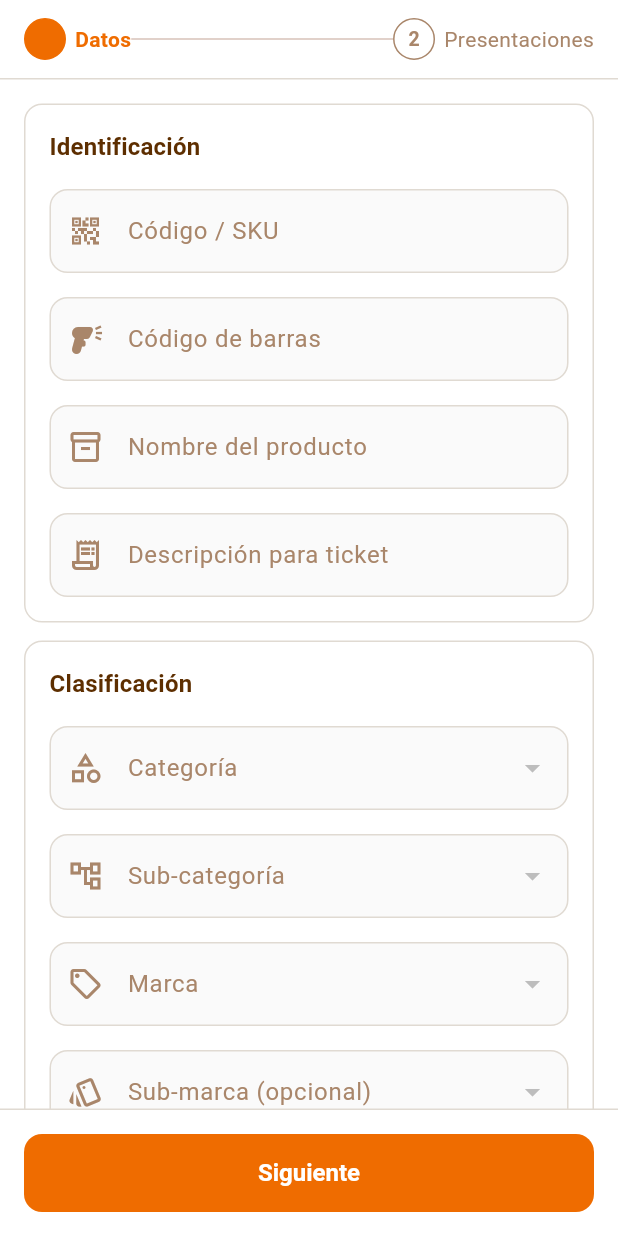
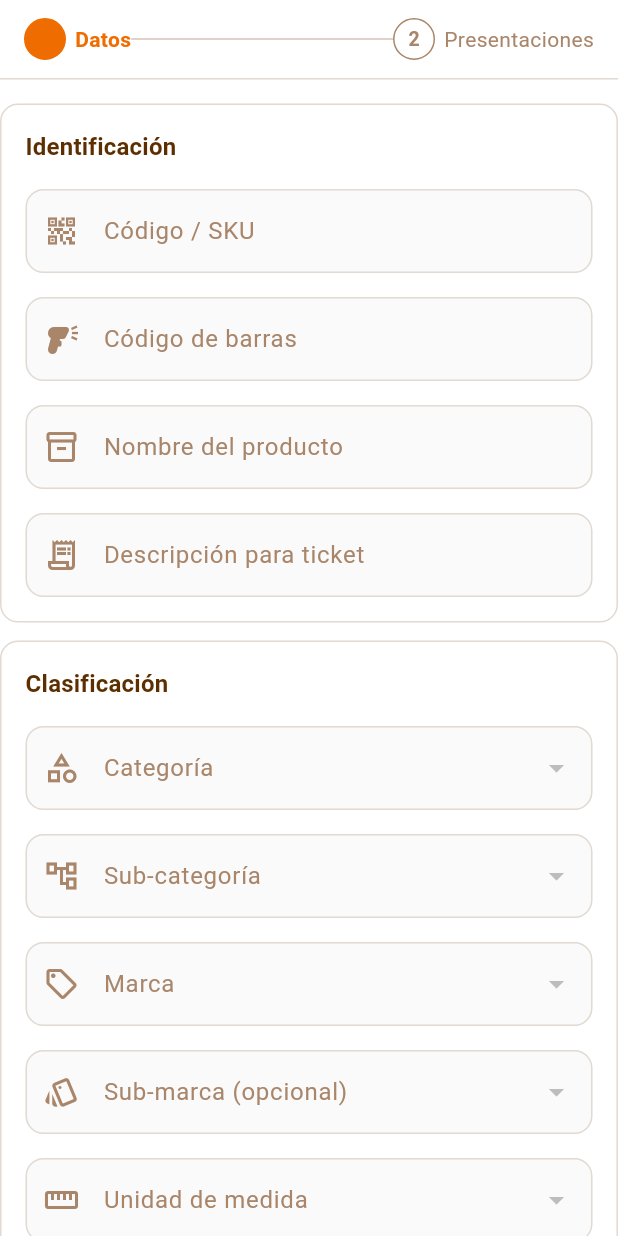
Before and after one commit to victorraulcancah/brother, a Flutter app: the _ProductoWizard widget shown alone on an empty page, opened directly with empty values, on a phone screen of 412 x 824 dp. Run offline on Flutter 3.47's test engine with Material 3 defaults, Android fonts, the phone set to English and light mode, and no system bars; our stand-ins replace fl_chart, flutter_secure_storage, shared_preferences; accounts and stored records are empty; network calls fail.

Commit message:
fix: ajustar el diseño del modal para evitar errores de altura no acotada

```diff
--- a/app_abarrotes/lib/screens/productos_screen.dart
+++ b/app_abarrotes/lib/screens/productos_screen.dart
@@ -457,15 +457,15 @@ class _ProductoWizardState extends State<_ProductoWizard> {
 
   @override
   Widget build(BuildContext context) {
+    // El modal ya envuelve al hijo en un scroll de altura no acotada: un
+    // Expanded aqui lanza "unbounded height" y el sheet queda en blanco.
     return Column(
       mainAxisSize: MainAxisSize.min,
       children: [
         _buildStepper(),
-        Expanded(
-          child: SingleChildScrollView(
-            padding: const EdgeInsets.all(16),
-            child: _step == 0 ? _buildStep1() : _buildStep2(),
-          ),
+        Padding(
+          padding: const EdgeInsets.symmetric(vertical: 16),
+          child: _step == 0 ? _buildStep1() : _buildStep2(),
         ),
         _buildBottomBar(),
       ],
```
